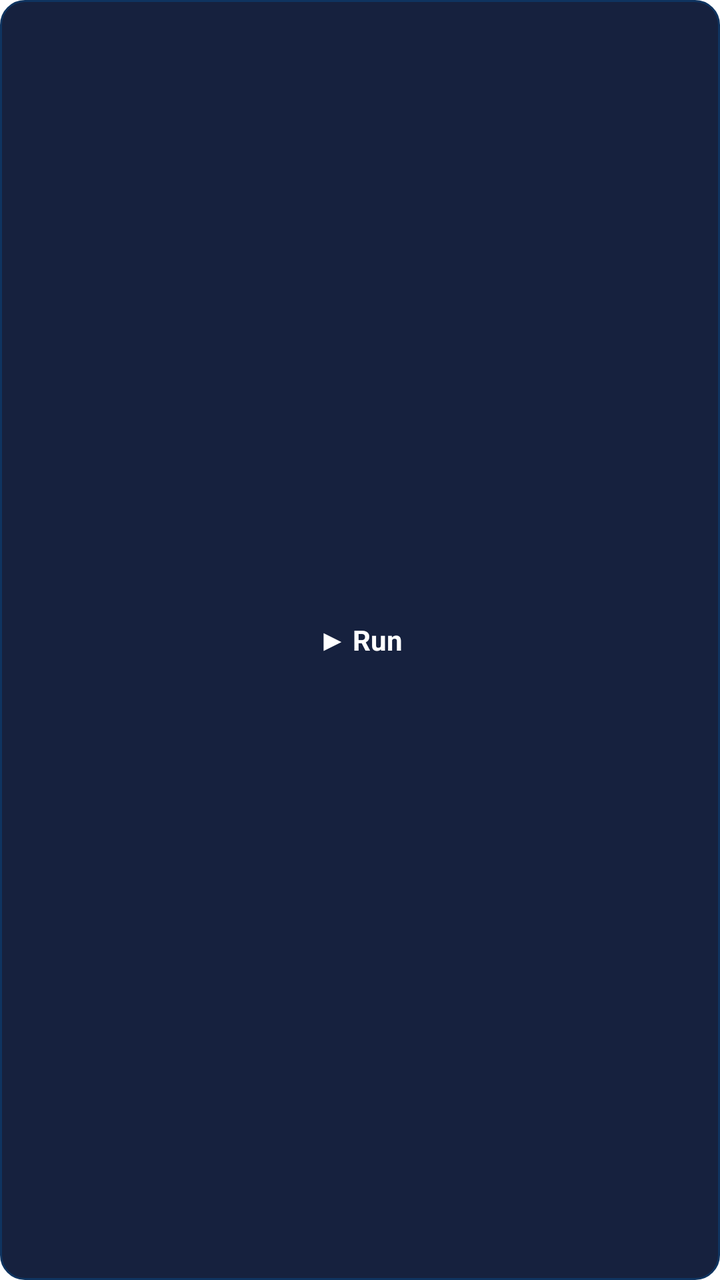
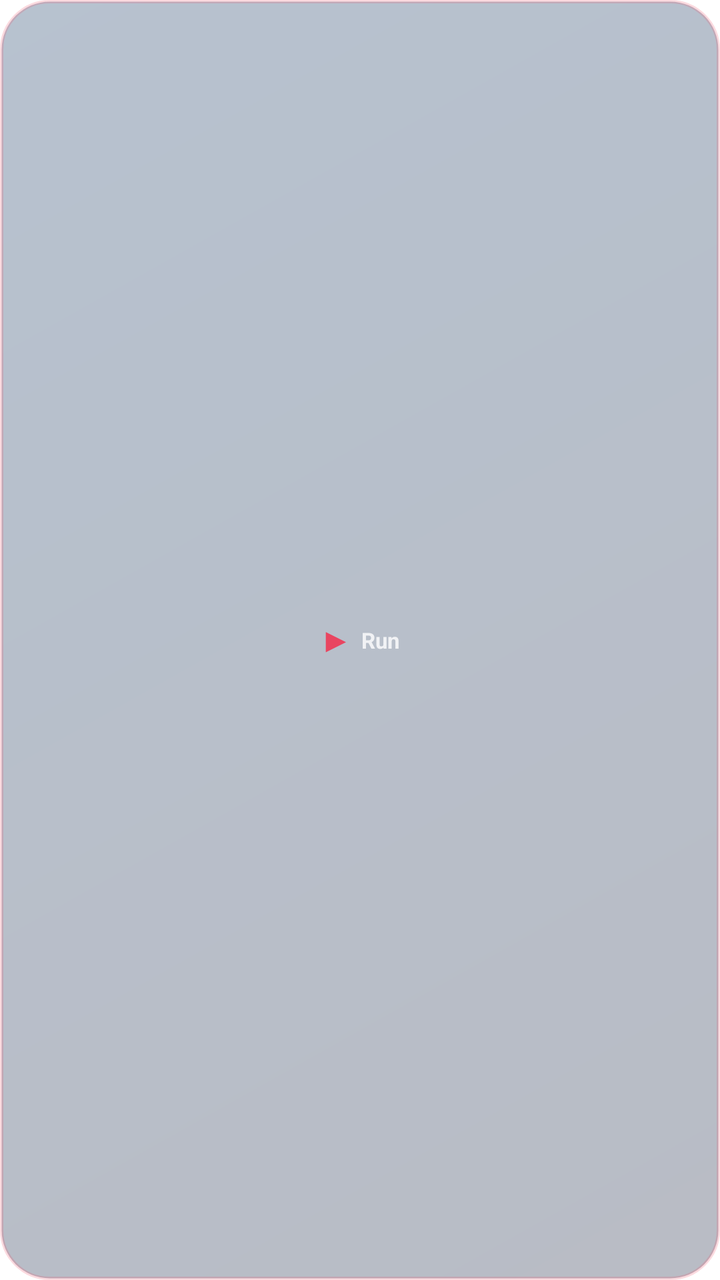

Two renders of the same Android screen: before a commit and after it. Below are the layout's source before the change and the commit's diff.
<!-- AndroidManifest.xml: fallback theme Theme.MaterialComponents.DayNight.NoActionBar -->
<!-- res/layout/widget_layout.xml -->
<?xml version="1.0" encoding="utf-8"?>
<FrameLayout xmlns:android="http://schemas.android.com/apk/res/android"
    android:layout_width="match_parent"
    android:layout_height="match_parent"
    android:background="@drawable/widget_bg">

    <TextView
        android:id="@+id/btn_run"
        android:layout_width="match_parent"
        android:layout_height="match_parent"
        android:layout_gravity="center"
        android:gravity="center"
        android:text="▶ Run"
        android:textColor="#FFFFFF"
        android:textSize="14sp"
        android:textStyle="bold" />
</FrameLayout>
<!-- resources referenced by this layout -->
<resources>
  <!-- drawable widget_bg (drawable) -->
  <?xml version="1.0" encoding="utf-8"?>
  <shape xmlns:android="http://schemas.android.com/apk/res/android"
      android:shape="rectangle">
      <solid android:color="#FF16213E" />
      <corners android:radius="12dp" />
      <stroke android:width="1dp" android:color="#FF0F3460" />
  </shape>
</resources>

<!-- the commit's change to res/layout/widget_layout.xml (unified diff, before → after) -->
@@ -1,17 +1,28 @@
 <?xml version="1.0" encoding="utf-8"?>
-<FrameLayout xmlns:android="http://schemas.android.com/apk/res/android"
+<LinearLayout xmlns:android="http://schemas.android.com/apk/res/android"
+    android:id="@+id/btn_run"
     android:layout_width="match_parent"
     android:layout_height="match_parent"
-    android:background="@drawable/widget_bg">
+    android:gravity="center"
+    android:orientation="horizontal"
+    android:background="@drawable/widget_bg"
+    android:padding="8dp">
 
     <TextView
-        android:id="@+id/btn_run"
-        android:layout_width="match_parent"
-        android:layout_height="match_parent"
-        android:layout_gravity="center"
-        android:gravity="center"
-        android:text="▶ Run"
-        android:textColor="#FFFFFF"
-        android:textSize="14sp"
+        android:layout_width="wrap_content"
+        android:layout_height="wrap_content"
+        android:text="▶"
+        android:textColor="#FFE94560"
+        android:textSize="16sp"
+        android:textStyle="bold"
+        android:layout_marginEnd="5dp" />
+
+    <TextView
+        android:layout_width="wrap_content"
+        android:layout_height="wrap_content"
+        android:text="Run"
+        android:textColor="#CCFFFFFF"
+        android:textSize="11sp"
         android:textStyle="bold" />
-</FrameLayout>
+
+</LinearLayout>
<!-- resource entries referenced after the edit -->
@@ -4,9 +4,12 @@
   <?xml version="1.0" encoding="utf-8"?>
   <shape xmlns:android="http://schemas.android.com/apk/res/android"
       android:shape="rectangle">
-      <solid android:color="#FF16213E" />
-      <corners android:radius="12dp" />
-      <stroke android:width="1dp" android:color="#FF0F3460" />
+      <gradient
+          android:startColor="#4D16213E"
+          android:endColor="#4D0F3460"
+          android:angle="135" />
+      <corners android:radius="24dp" />
+      <stroke android:width="1.5dp" android:color="#33E94560" />
   </shape>
 </resources>
 
